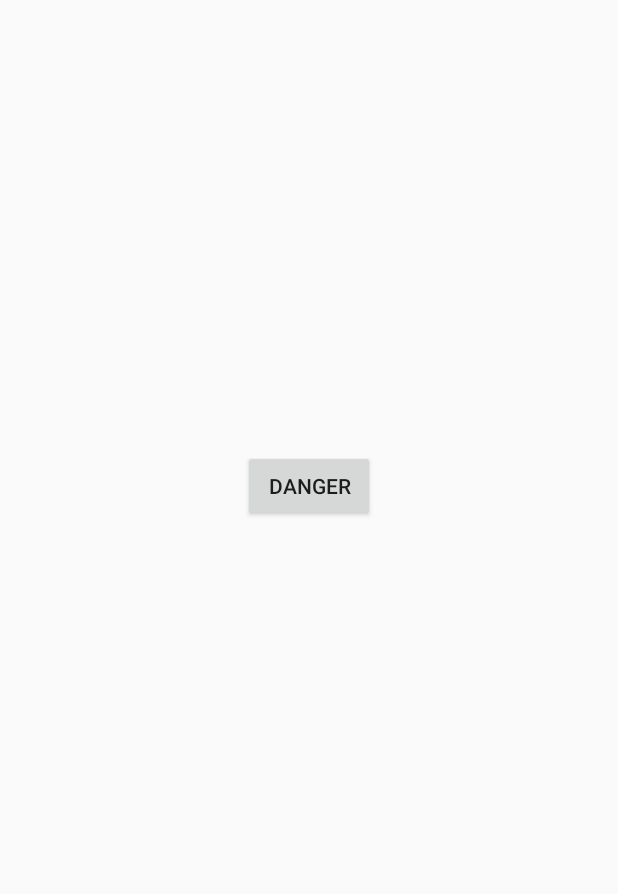
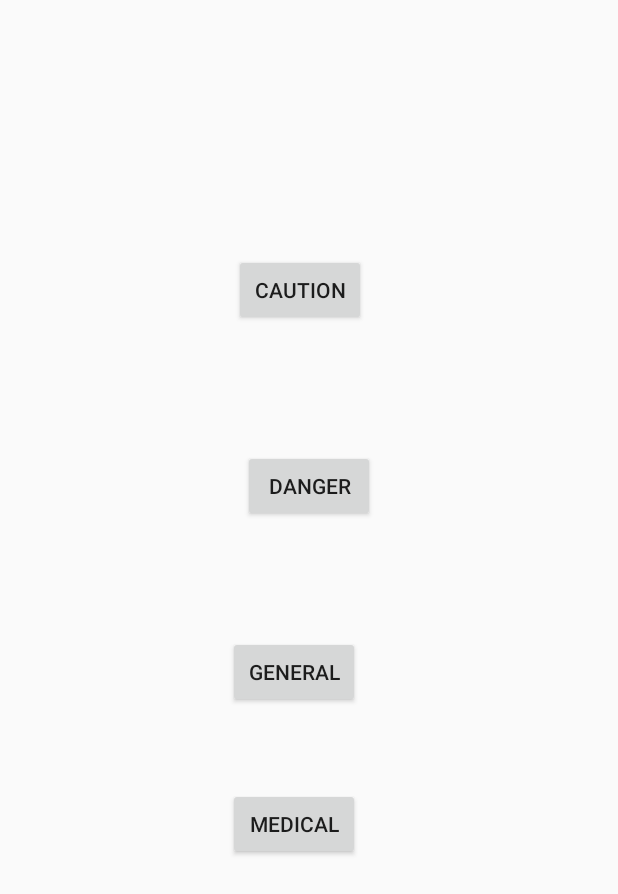
Before and after one commit to arjun11verma/FlowersHackathon, an Android app: the layout teacher_portal.xml on its own in the app's theme, with its tools: preview values and no code run, on a phone screen of 412 x 824 dp. Shown: the top 894 px of the screen. Run offline under Robolectric (Android 15) with nearby library versions, the phone set to English and light mode, and no system bars.

Commit message:
UI God time

```diff
--- a/ParticlePhoton/app/src/main/res/layout/teacher_portal.xml
+++ b/ParticlePhoton/app/src/main/res/layout/teacher_portal.xml
@@ -16,4 +16,40 @@
         app:layout_constraintStart_toStartOf="parent"
         app:layout_constraintTop_toTopOf="parent" />
 
+    <Button
+        android:id="@+id/button2"
+        android:layout_width="wrap_content"
+        android:layout_height="wrap_content"
+        android:layout_marginStart="155dp"
+        android:layout_marginTop="169dp"
+        android:layout_marginEnd="168dp"
+        android:text="Caution"
+        app:layout_constraintEnd_toEndOf="parent"
+        app:layout_constraintStart_toStartOf="parent"
+        app:layout_constraintTop_toTopOf="parent" />
+
+    <Button
+        android:id="@+id/button3"
+        android:layout_width="wrap_content"
+        android:layout_height="wrap_content"
+        android:layout_marginStart="151dp"
+        android:layout_marginTop="76dp"
+        android:layout_marginEnd="172dp"
+        android:text="General"
+        app:layout_constraintEnd_toEndOf="parent"
+        app:layout_constraintStart_toStartOf="parent"
+        app:layout_constraintTop_toBottomOf="@+id/shooterBtn" />
+
+    <Button
+        android:id="@+id/button4"
+        android:layout_width="wrap_content"
+        android:layout_height="wrap_content"
+        android:layout_marginStart="151dp"
+        android:layout_marginTop="53dp"
+        android:layout_marginEnd="172dp"
+        android:text="Medical"
+        app:layout_constraintEnd_toEndOf="parent"
+        app:layout_constraintStart_toStartOf="parent"
+        app:layout_constraintTop_toBottomOf="@+id/button3" />
+
 </androidx.constraintlayout.widget.ConstraintLayout>
```
Also changed, not shown: ParticlePhoton/app/src/main/java/com/example/particlephoton/MainActivity.java (+67 -1 lines), ParticlePhoton/app/src/main/java/com/example/particlephoton/TeacherPortal.java (+36 -1 lines).
